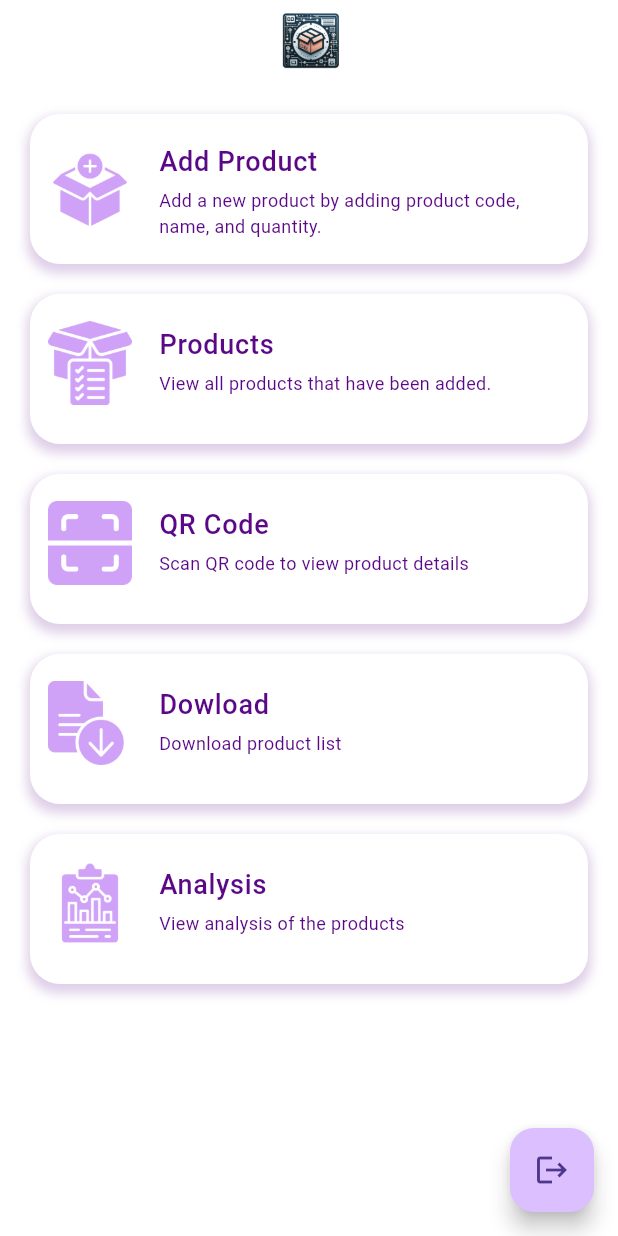
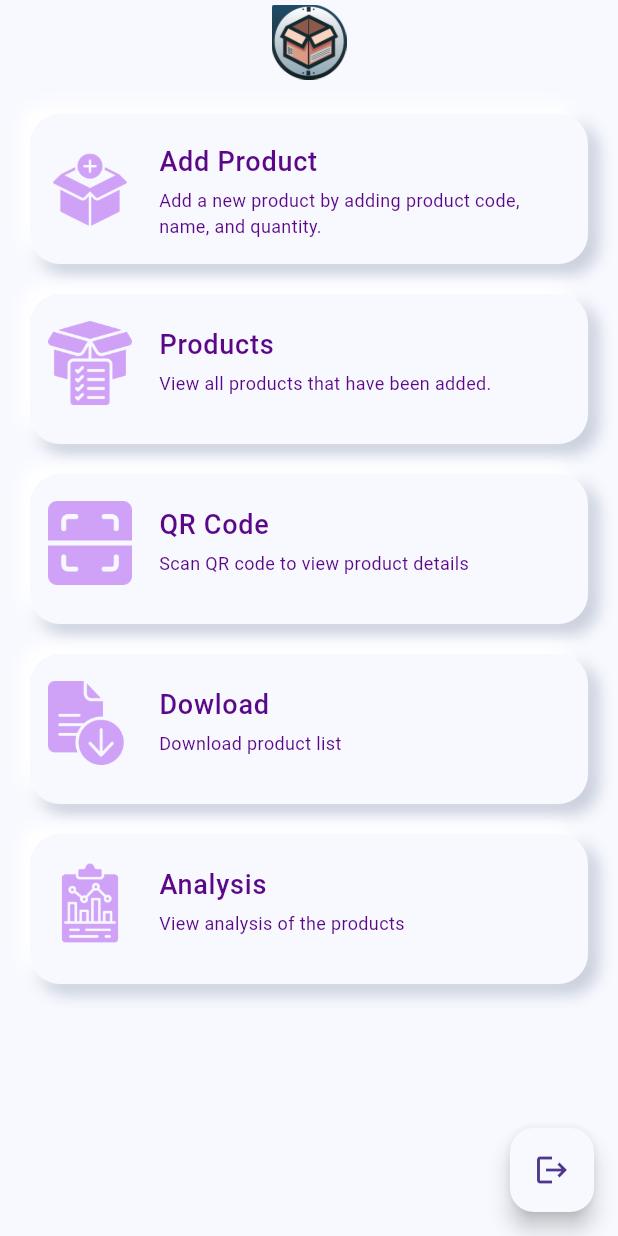
Before and after one commit to ghozifr/Digital-Inventory-Hub, a Flutter app: the screen it shows once a user with an empty profile is signed in, on a phone screen of 412 x 824 dp. Run offline on Flutter 3.47's test engine with Material 3 defaults, Android fonts, the phone set to English and light mode, and no system bars; our stand-ins replace animated_splash_screen, cloud_firestore, firebase_auth, firebase_core, get, lottie and 3 more; missing offline and left inert: flutter_barcode_scanner; accounts and stored records are empty.

Commit message:
home screen done

```diff
--- a/inventory_hub/lib/app/modules/home/views/home_view.dart
+++ b/inventory_hub/lib/app/modules/home/views/home_view.dart
@@ -16,14 +16,14 @@ Widget build(BuildContext context) {
     appBar: AppBar(
       flexibleSpace: Center( // Center the image horizontally
         child: Image.asset(
-          'lib/assets/images/digital.png',
-          width: 150, // Adjust width as needed
-          height: 150, // Adjust height as needed
+          'lib/assets/images/logpo.png',
+          width: 50, // Adjust width as needed
+          height: 50, // Adjust height as needed
         ),
       ),
-      backgroundColor: const Color(0xFFFFFFFF),
+      backgroundColor: const Color(0XFFF8F9FF),
     ),
-    backgroundColor: const Color(0xFFFFFFFF),
+    backgroundColor: const Color(0XFFF8F9FF),
     body: SingleChildScrollView(
       physics: const AlwaysScrollableScrollPhysics(),
       child: Padding(
@@ -101,14 +101,20 @@ Widget build(BuildContext context) {
               child: Container(
                 margin: const EdgeInsets.only(bottom: 20),
                 decoration: BoxDecoration(
-                  color: const Color.fromARGB(255, 255, 255, 255),
+                  color: const Color(0XFFF8F9FF),
                   borderRadius: BorderRadius.circular(20),
                   boxShadow: [
                     BoxShadow(
-                      color: const Color(0xFF5B0888).withOpacity(0.2),
-                      spreadRadius: 2,
-                      blurRadius: 6,
-                      offset: const Offset(0, 4), // changes position of shadow
+                      color: const Color(0xFF0D2750).withOpacity(0.2),
+                      spreadRadius: 1,
+                      blurRadius: 8,
+                      offset: const Offset(6, 6), // changes position of shadow
+                    ),
+                    BoxShadow(
+                      color: const Color.fromARGB(255, 255, 255, 255).withOpacity(1),
+                      spreadRadius: 1,
+                      blurRadius: 8,
+                      offset: const Offset(-6, -6), // changes position of shadow
                     ),
                   ],
                 ),
@@ -154,7 +160,7 @@ Widget build(BuildContext context) {
           Get.snackbar("Error", hasil["error"]);
         }
       },
-      backgroundColor: const Color(0xFFDCBFFF),
+      backgroundColor: const Color(0xFFF8F9FF),
       child: Icon(Icons.logout),
     ),
   );
--- a/inventory_hub/lib/app/modules/products/views/products_view.dart
+++ b/inventory_hub/lib/app/modules/products/views/products_view.dart
@@ -20,10 +20,10 @@ class ProductsView extends GetView<ProductsController> {
           fontWeight: FontWeight.bold,
         ),
       ),
-      backgroundColor: const Color(0xFFF1EAFF),
+      backgroundColor: const Color(0XFFF8F9FF),
         centerTitle: true,
       ),
-      backgroundColor: const Color(0xFFF1EAFF),
+      backgroundColor: const Color(0XFFF8F9FF),
       body: StreamBuilder<QuerySnapshot<Map<String, dynamic>>>(
         stream: controller.streamProducts(),
         builder: (context, snapProducts) {
@@ -51,7 +51,7 @@ class ProductsView extends GetView<ProductsController> {
             itemBuilder: (context, index) {
               ProductModel product = allProducts[index];
               return Card(
-                elevation: 5,
+                elevation: 7,
                 margin: const EdgeInsets.only(bottom: 20),
                 shape: RoundedRectangleBorder(
                   borderRadius: BorderRadius.circular(9),
--- a/inventory_hub/pubspec.yaml
+++ b/inventory_hub/pubspec.yaml
@@ -41,3 +41,4 @@ flutter:
    - lib/assets/images/analysis.png
    - lib/assets/images/graph.png
    - lib/assets/images/digital.png
+   - lib/assets/images/logpo.png
```
Also changed, not shown: inventory_hub/lib/app/modules/add_product/views/add_product_view.dart (+79 -29 lines), inventory_hub/lib/app/modules/detail_product/views/detail_product_view.dart (+5 -2 lines), inventory_hub/lib/assets/images/logpo.png (added), 1 other file.
